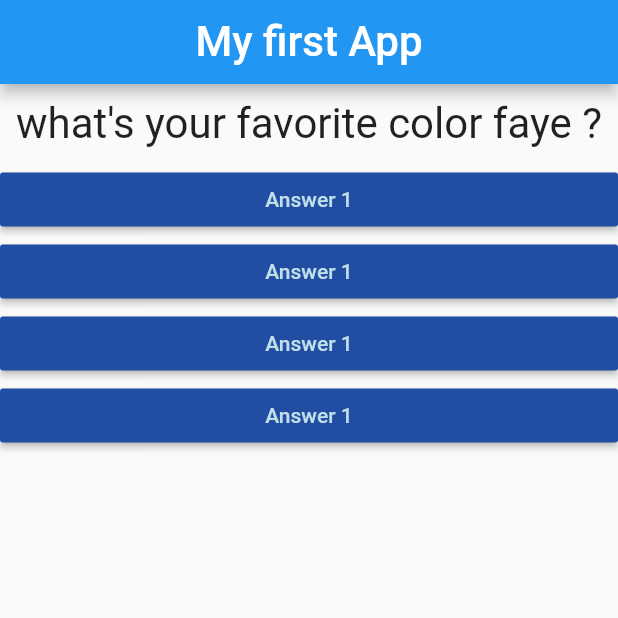
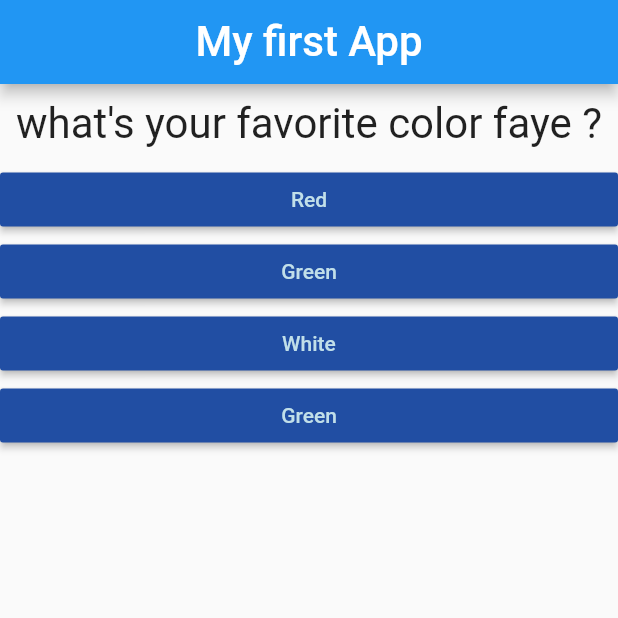
Before and after one commit to fayeyoussou/flutter_learn, a Flutter app: the screen it shows after launch, on a phone screen of 412 x 824 dp, the top half of it. Run offline on Flutter 3.47's test engine with Material 2 defaults, Android fonts, the phone set to English and light mode, and no system bars; Roboto replaces fonts that are missing (Fira Code).

Commit message:
01_Basics/07_answer_const

```diff
--- a/lib/answer.dart
+++ b/lib/answer.dart
@@ -7,7 +7,8 @@ class Answer extends StatelessWidget {
    *    " final voidCallback selectedHandler ""
    */
   final Function selectedHandler;
-  Answer(this.selectedHandler);
+  final String answerText;
+  Answer(this.selectedHandler,this.answerText);
   @override
   Widget build(BuildContext context) {
     return Container(
@@ -15,7 +16,7 @@ class Answer extends StatelessWidget {
       child: RaisedButton(
         color: Color.fromARGB(255, 33, 78, 163),
         textColor: Color.fromARGB(255, 193, 223, 233),
-        child: Text('Answer 1'),
+        child: Text(this.answerText),
         onPressed: selectedHandler,
       ),
     );
--- a/lib/main.dart
+++ b/lib/main.dart
@@ -37,9 +37,15 @@ class _MyAppState extends State<MyApp> {
    */
   @override
   Widget build(BuildContext context) {
-    var question = [
-      {'question':'what\'s your favorite color faye ? ','answer':['Red','Green','White','Green']},
-      {'question':"what's your favorite animal ?",'answer':['Rabbit','Sheep','Horse','Goat']}
+    const question = const [
+      {
+        'question': 'what\'s your favorite color faye ? ',
+        'answer': ['Red', 'Green', 'White', 'Green']
+      },
+      {
+        'question': "what's your favorite animal ?",
+        'answer': ['Rabbit', 'Sheep', 'Horse', 'Goat']
+      }
     ];
     return MaterialApp(
       home: Scaffold(
@@ -48,11 +54,11 @@ class _MyAppState extends State<MyApp> {
         ),
         body: Column(
           children: <Widget>[
-            Question(question[_questionIndex]['question']),
-            Answer(_answerQuestion),
-            Answer(_answerQuestion),
-            Answer(_answerQuestion),
-            Answer(_answerQuestion)
+            Question( question[_questionIndex]['question']),
+            ...(question[_questionIndex]['answer'] as List<String>)
+                .map((answer) {
+              return Answer(_answerQuestion, answer);
+            }).toList()
           ],
         ),
       ),
```
